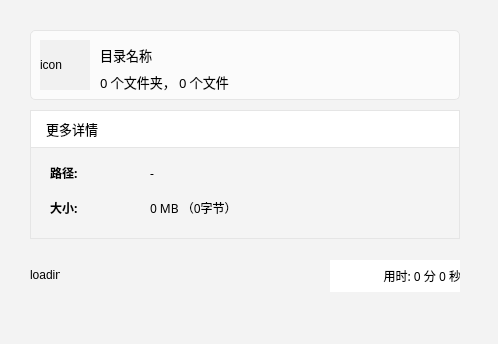
This is Stack/File/dirprocess.ui in duqingnian/DiskClient as Qt 5 draws it before an edit. The edited form follows.
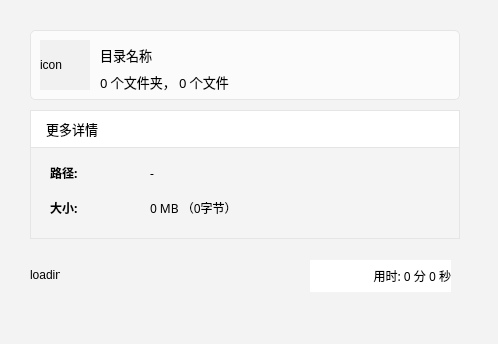
This is the edited form.

```diff
--- a/Stack/File/dirprocess.ui
+++ b/Stack/File/dirprocess.ui
@@ -112,9 +112,9 @@
    <widget class="QLabel" name="btn_time_tip">
     <property name="geometry">
      <rect>
-      <x>300</x>
+      <x>280</x>
       <y>150</y>
-      <width>131</width>
+      <width>141</width>
       <height>32</height>
      </rect>
     </property>
```
